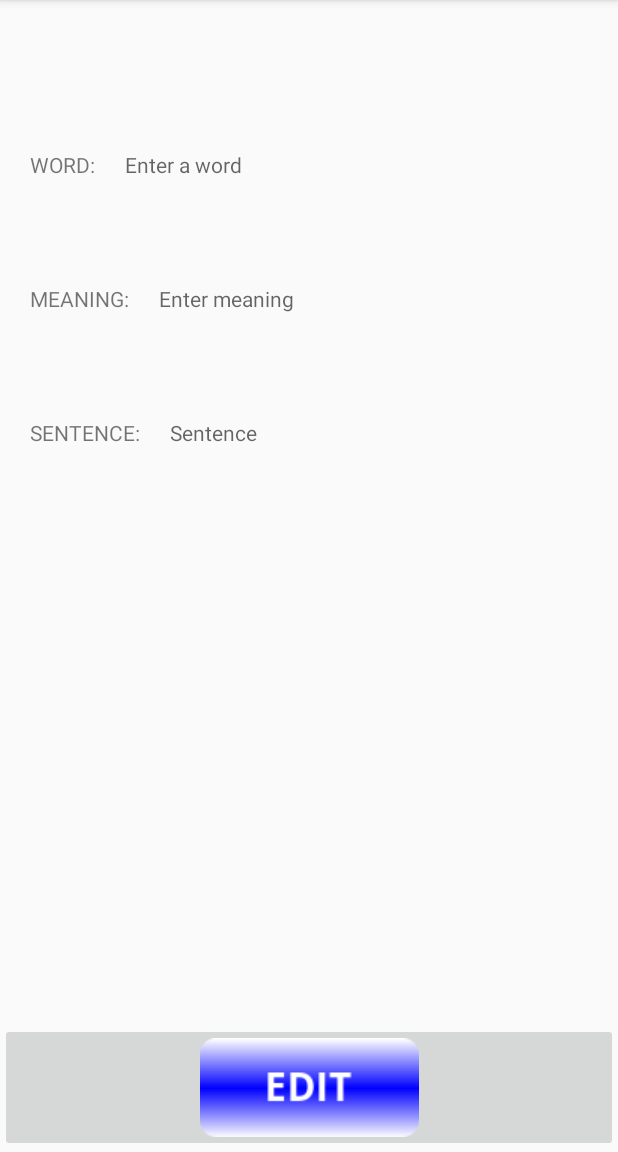
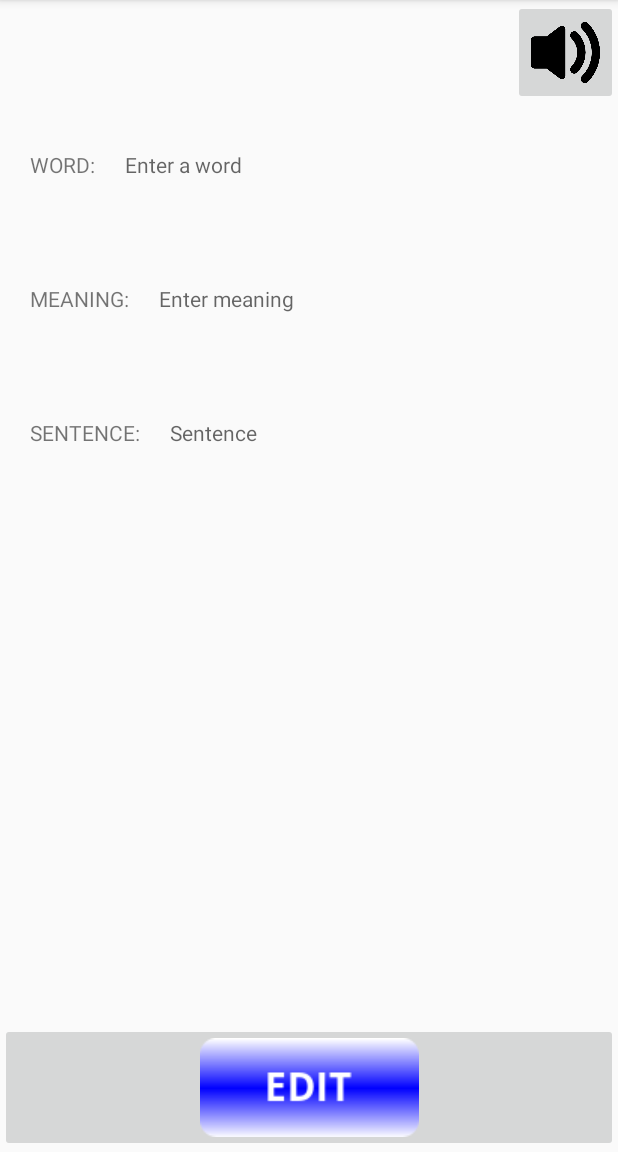
Before and after one commit to AloeVeraCanCode/VocabBoost, an Android app: the fragment ExpandWordFragment shown on its own in the app's theme, on a phone screen of 412 x 824 dp, the part 84-1236 px from its top. Run offline under Robolectric (Android 15) with nearby library versions, the phone set to English and light mode, and no system bars.

```diff
--- a/app/src/main/AndroidManifest.xml
+++ b/app/src/main/AndroidManifest.xml
@@ -2,13 +2,15 @@
 <manifest xmlns:android="http://schemas.android.com/apk/res/android"
     package="com.example.vocabboost">
     <uses-permission android:name="android.permission.INTERNET"/>
+    <uses-permission android:name="android.permission.ACCESS_NETWORK_STATE"/>
     <application
         android:allowBackup="true"
         android:icon="@mipmap/ic_launcher"
         android:label="@string/app_name"
         android:roundIcon="@mipmap/ic_launcher_round"
         android:supportsRtl="true"
-        android:theme="@style/Theme.VocabBoost">
+        android:theme="@style/Theme.VocabBoost"
+        android:usesCleartextTraffic="true">
         <activity android:name=".WordleActivity"
             android:label="@string/title_activity_wordle">
 
--- a/app/src/main/res/layout/fragment_expand_word.xml
+++ b/app/src/main/res/layout/fragment_expand_word.xml
@@ -2,6 +2,14 @@
     android:layout_width="match_parent"
     android:layout_height="match_parent"
     >
+    <ImageButton
+        android:layout_width="70dp"
+        android:layout_height="70dp"
+        android:layout_alignParentTop="true"
+        android:layout_alignParentRight="true"
+        android:src="@drawable/audio_speaker_on"
+        android:id="@+id/audio"
+        android:scaleType="fitCenter"/>
     <TextView
         android:id="@+id/text_word"
         android:layout_width="wrap_content"
--- a/app/src/main/res/layout/list_word_list.xml
+++ b/app/src/main/res/layout/list_word_list.xml
@@ -41,7 +41,7 @@
         android:layout_marginRight="3dp"
         android:background="@drawable/button_shape"
         android:layout_height="wrap_content"
-        android:layout_width="100dp"
+        android:layout_width="50dp"
         android:layout_weight="2"
         android:layout_column="2"
         android:textAppearance="?android:attr/textAppearanceLarge" />
```
Also changed, not shown: app/src/main/java/com/example/vocabboost/ExpandWordFragment.java (+25 -0 lines), app/src/main/res/drawable/audio_speaker_on.png (added).
